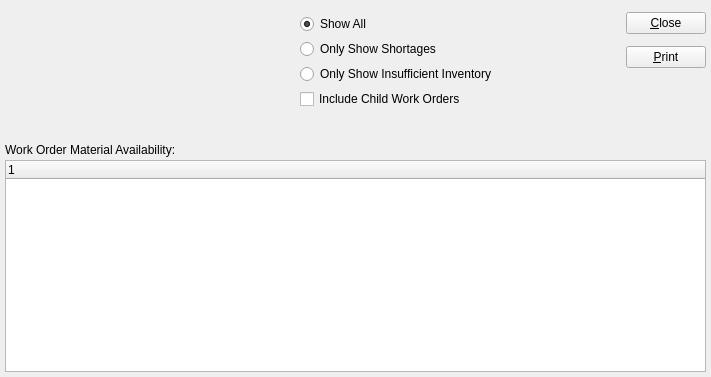
Qt form xtuple/trunk/guiclient/dspInventoryAvailabilityByWorkOrder.ui (WooodHead/xtuple) before a commit.
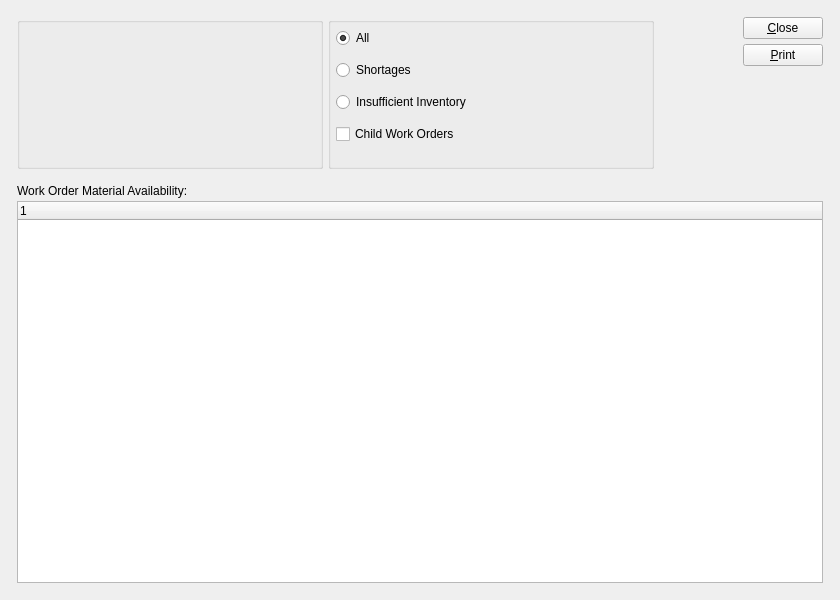
The same form after that commit. Custom widgets are drawn as their Qt base class.

Commit message: issue #8428:  Cosmetic touch ups.

The edit to the form file:
```diff
--- a/xtuple/trunk/guiclient/dspInventoryAvailabilityByWorkOrder.ui
+++ b/xtuple/trunk/guiclient/dspInventoryAvailabilityByWorkOrder.ui
@@ -1,24 +1,38 @@
 <ui version="4.0" >
  <class>dspInventoryAvailabilityByWorkOrder</class>
- <widget class="QWidget" name="dspInventoryAvailabilityByWorkOrder" >
-  <property name="geometry" >
+ <widget class="QWidget" name="dspInventoryAvailabilityByWorkOrder">
+  <property name="geometry">
    <rect>
     <x>0</x>
     <y>0</y>
-    <width>711</width>
-    <height>377</height>
+    <width>840</width>
+    <height>600</height>
    </rect>
   </property>
   <property name="windowTitle" >
    <string>Inventory Availability by Work Order</string>
   </property>
-  <layout class="QVBoxLayout" name="verticalLayout_3" >
+  <layout class="QGridLayout" name="gridLayout_5">
+   <item row="0" column="0">
+    <layout class="QGridLayout" name="gridLayout_4">
+     <property name="margin">
+      <number>12</number>
+     </property>
+     <property name="spacing">
+      <number>12</number>
+     </property>
+     <item row="0" column="0">
+      <layout class="QHBoxLayout" name="horizontalLayout">
    <item>
-    <layout class="QHBoxLayout" name="horizontalLayout_4" >
-     <item>
-      <widget class="WoCluster" name="_wo" >
-       <property name="sizePolicy" >
-        <sizepolicy vsizetype="Fixed" hsizetype="Fixed" >
+        <widget class="QGroupBox" name="_woGroup">
+         <property name="title">
+          <string/>
+         </property>
+         <layout class="QGridLayout" name="gridLayout">
+          <item row="0" column="0">
+           <widget class="WoCluster" name="_wo">
+            <property name="sizePolicy">
+             <sizepolicy hsizetype="Fixed" vsizetype="Fixed">
          <horstretch>0</horstretch>
          <verstretch>0</verstretch>
         </sizepolicy>
@@ -31,129 +45,60 @@
        </property>
       </widget>
      </item>
+         </layout>
+        </widget>
+       </item>
      <item>
-      <layout class="QVBoxLayout" name="verticalLayout_2" >
-       <item>
-        <layout class="QVBoxLayout" name="verticalLayout" >
-         <item>
-          <layout class="QHBoxLayout" name="horizontalLayout" >
-           <item>
-            <widget class="QRadioButton" name="_showAll" >
-             <property name="text" >
-              <string>Show All</string>
-             </property>
-             <property name="checked" >
+        <widget class="QGroupBox" name="groupBox">
+         <property name="title">
+          <string/>
+         </property>
+         <layout class="QGridLayout" name="gridLayout_3">
+          <item row="0" column="0">
+           <layout class="QGridLayout" name="gridLayout_2">
+            <property name="verticalSpacing">
+             <number>12</number>
+            </property>
+            <item row="0" column="0">
+             <widget class="QRadioButton" name="_showAll">
+              <property name="text">
+               <string>All</string>
+              </property>
+              <property name="checked">
               <bool>true</bool>
              </property>
             </widget>
            </item>
-           <item>
-            <spacer name="spacer" >
-             <property name="orientation" >
-              <enum>Qt::Horizontal</enum>
-             </property>
-             <property name="sizeType" >
-              <enum>QSizePolicy::Expanding</enum>
-             </property>
-             <property name="sizeHint" stdset="0" >
-              <size>
-               <width>128</width>
-               <height>17</height>
-              </size>
-             </property>
-            </spacer>
-           </item>
-          </layout>
-         </item>
-         <item>
-          <layout class="QHBoxLayout" name="horizontalLayout_2" >
-           <item>
-            <widget class="QRadioButton" name="_onlyShowShortages" >
-             <property name="text" >
-              <string>Only Show Shortages</string>
-             </property>
-            </widget>
-           </item>
-           <item>
-            <spacer>
-             <property name="orientation" >
-              <enum>Qt::Horizontal</enum>
-             </property>
-             <property name="sizeType" >
-              <enum>QSizePolicy::Expanding</enum>
-             </property>
-             <property name="sizeHint" stdset="0" >
-              <size>
-               <width>128</width>
-               <height>17</height>
-              </size>
-             </property>
-            </spacer>
-           </item>
-          </layout>
-         </item>
-         <item>
-          <layout class="QHBoxLayout" name="horizontalLayout_3" >
-           <item>
-            <widget class="QRadioButton" name="_onlyShowInsufficientInventory" >
-             <property name="text" >
-              <string>Only Show Insufficient Inventory</string>
-             </property>
-            </widget>
-           </item>
-           <item>
-            <spacer>
-             <property name="orientation" >
-              <enum>Qt::Horizontal</enum>
-             </property>
-             <property name="sizeType" >
-              <enum>QSizePolicy::Expanding</enum>
-             </property>
-             <property name="sizeHint" stdset="0" >
-              <size>
-               <width>118</width>
-               <height>17</height>
-              </size>
-             </property>
-            </spacer>
-           </item>
-          </layout>
-         </item>
-         <item>
-          <layout class="QHBoxLayout" >
-           <item>
-            <widget class="XCheckBox" name="_includeChildren" >
-             <property name="text" >
-              <string>Include Child Work Orders</string>
-             </property>
-            </widget>
-           </item>
-           <item>
+            <item row="1" column="0">
+             <widget class="QRadioButton" name="_onlyShowShortages">
+              <property name="text">
+               <string>Shortages</string>
+              </property>
+             </widget>
+            </item>
+            <item row="2" column="0">
+             <widget class="QRadioButton" name="_onlyShowInsufficientInventory">
+              <property name="text">
+               <string>Insufficient Inventory</string>
+              </property>
+             </widget>
+            </item>
+            <item row="3" column="0">
+             <widget class="XCheckBox" name="_includeChildren">
+              <property name="text">
+               <string>Child Work Orders</string>
+              </property>
+             </widget>
+            </item>
+            <item row="4" column="0">
             <spacer>
-             <property name="orientation" >
-              <enum>Qt::Horizontal</enum>
-             </property>
-             <property name="sizeHint" stdset="0" >
-              <size>
-               <width>40</width>
-               <height>20</height>
-              </size>
-             </property>
-            </spacer>
-           </item>
-          </layout>
-         </item>
-        </layout>
-       </item>
-       <item>
-        <spacer>
-         <property name="orientation" >
+              <property name="orientation">
           <enum>Qt::Vertical</enum>
          </property>
-         <property name="sizeType" >
+              <property name="sizeType">
           <enum>QSizePolicy::Preferred</enum>
          </property>
-         <property name="sizeHint" stdset="0" >
+              <property name="sizeHint" stdset="0">
           <size>
            <width>310</width>
            <height>17</height>
@@ -163,34 +108,50 @@
        </item>
       </layout>
      </item>
+         </layout>
+        </widget>
+       </item>
      <item>
-      <layout class="QVBoxLayout" >
-       <property name="spacing" >
+        <spacer name="horizontalSpacer">
+         <property name="orientation">
+          <enum>Qt::Horizontal</enum>
+         </property>
+         <property name="sizeHint" stdset="0">
+          <size>
+           <width>40</width>
+           <height>20</height>
+          </size>
+         </property>
+        </spacer>
+       </item>
+       <item>
+        <layout class="QVBoxLayout">
+         <property name="spacing">
         <number>5</number>
        </property>
        <item>
-        <widget class="QPushButton" name="_close" >
-         <property name="text" >
+          <widget class="QPushButton" name="_close">
+           <property name="text">
           <string>&amp;Close</string>
          </property>
         </widget>
        </item>
        <item>
-        <widget class="QPushButton" name="_print" >
-         <property name="text" >
+          <widget class="QPushButton" name="_print">
+           <property name="text">
           <string>&amp;Print</string>
          </property>
         </widget>
        </item>
        <item>
         <spacer>
-         <property name="orientation" >
+           <property name="orientation">
           <enum>Qt::Vertical</enum>
          </property>
-         <property name="sizeType" >
-          <enum>QSizePolicy::Preferred</enum>
-         </property>
-         <property name="sizeHint" stdset="0" >
+           <property name="sizeType">
+            <enum>QSizePolicy::Expanding</enum>
+           </property>
+           <property name="sizeHint" stdset="0">
           <size>
            <width>20</width>
            <height>60</height>
@@ -202,10 +163,10 @@
      </item>
     </layout>
    </item>
-   <item>
-    <widget class="QFrame" name="frame" >
-     <property name="sizePolicy" >
-      <sizepolicy vsizetype="Expanding" hsizetype="Preferred" >
+     <item row="1" column="0">
+      <widget class="QFrame" name="frame">
+       <property name="sizePolicy">
+        <sizepolicy hsizetype="Preferred" vsizetype="Expanding">
        <horstretch>0</horstretch>
        <verstretch>1</verstretch>
       </sizepolicy>
@@ -262,8 +223,10 @@
     </widget>
    </item>
   </layout>
+   </item>
+  </layout>
  </widget>
- <layoutdefault spacing="5" margin="5" />
+ <layoutdefault spacing="5" margin="5"/>
  <pixmapfunction>qPixmapFromMimeSource</pixmapfunction>
  <customwidgets>
   <customwidget>
```
Left out of the diff: 40 changed lines with no effect on the pictures. Lines whose indentation alone changed are shown as unchanged.
